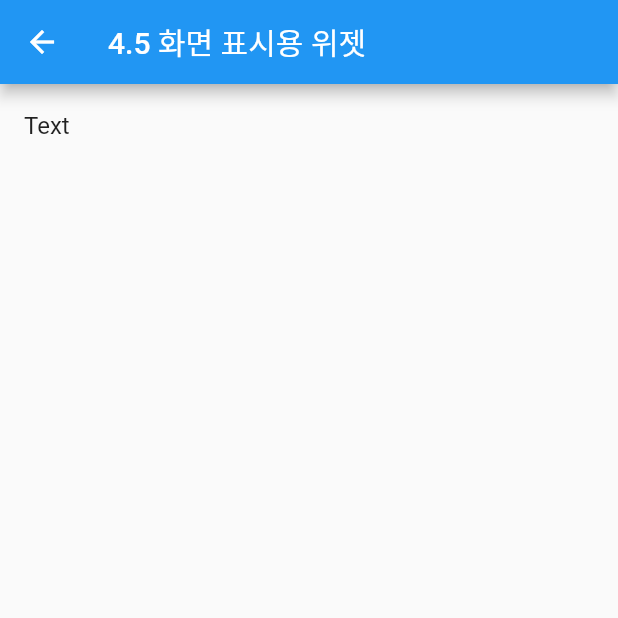
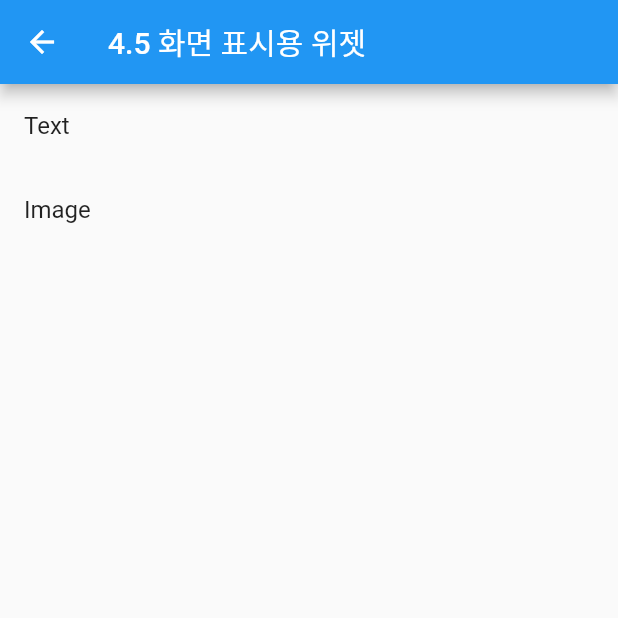
Before and after one commit to karais89/flutter_survival_coding, a Flutter app: the BasicMenu screen opened directly, on a phone screen of 412 x 824 dp, the top half of it. Run offline on Flutter 3.47's test engine with Material 2 defaults, Android fonts, the phone set to English and light mode, and no system bars.

Commit message:
이미지 추가

```diff
--- a/chapter04/lib/basic/basic_menu.dart
+++ b/chapter04/lib/basic/basic_menu.dart
@@ -1,3 +1,4 @@
+import 'package:chapter04/basic/image_page.dart';
 import 'package:chapter04/basic/text_page.dart';
 import 'package:chapter04/component/my_list_tile.dart';
 import 'package:flutter/material.dart';
@@ -15,6 +16,10 @@ class BasicMenu extends StatelessWidget {
             title: 'Text',
             page: TextPage(),
           ),
+          MyListTile(
+            title: 'Image',
+            page: ImagePage(),
+          ),
         ],
       ),
     );
--- /dev/null
+++ b/chapter04/lib/basic/image_page.dart
@@ -0,0 +1,15 @@
+import 'package:flutter/material.dart';
+
+class ImagePage extends StatelessWidget {
+  @override
+  Widget build(BuildContext context) {
+    return Scaffold(
+      appBar: AppBar(
+        title: Text('Image'),
+      ),
+      body: Center(
+        child: Image.asset('assets/sample.jpg'),
+      ),
+    );
+  }
+}
--- a/chapter04/pubspec.yaml
+++ b/chapter04/pubspec.yaml
@@ -45,9 +45,8 @@ flutter:
   uses-material-design: true
 
   # To add assets to your application, add an assets section, like this:
-  # assets:
-  #   - images/a_dot_burr.jpeg
-  #   - images/a_dot_ham.jpeg
+  assets:
+    - assets/
 
   # An image asset can refer to one or more resolution-specific "variants", see
   # https://flutter.dev/assets-and-images/#resolution-aware.
```
Also changed, not shown: chapter04/assets/sample.jpg (added).
